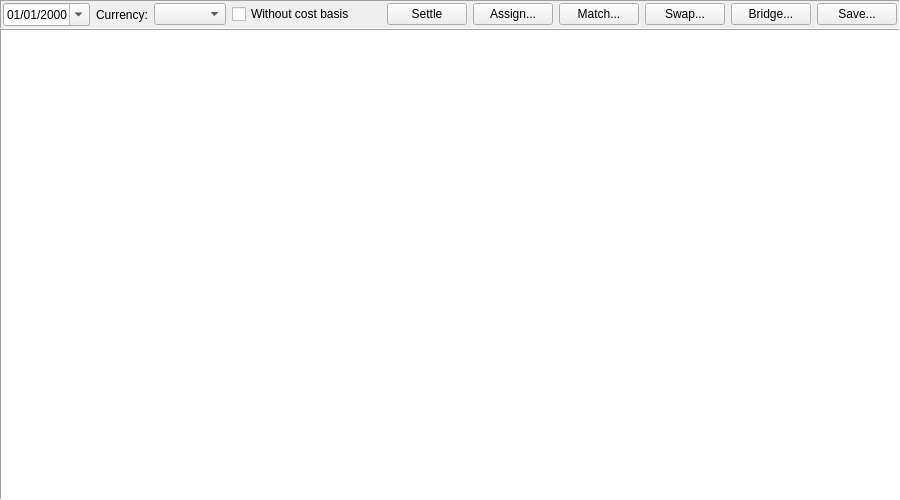
Before: the Qt Designer form jal/ui/reports/unsettled_transfers_report.ui in titov-vv/jal, drawn with Qt 5.
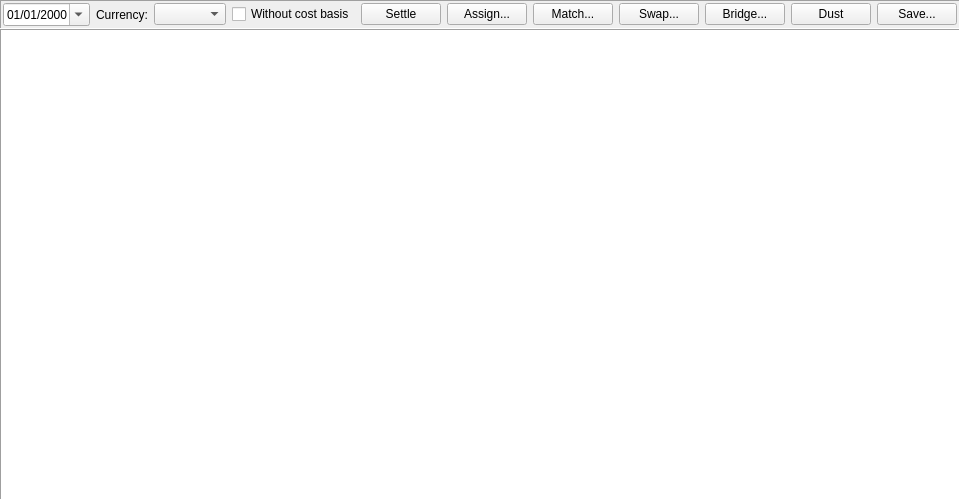
After: the same form once the commit is applied. Custom widgets are drawn as their Qt base class.

Commit message: Unsettled transfers conversion to dust attack was added

Diff of the .ui file:
```diff
--- a/jal/ui/reports/unsettled_transfers_report.ui
+++ b/jal/ui/reports/unsettled_transfers_report.ui
@@ -153,6 +153,16 @@
        </widget>
       </item>
       <item row="0" column="10">
+       <widget class="QPushButton" name="DustButton">
+        <property name="toolTip">
+         <string>Write off a leg nobody sent as the dust attack it is</string>
+        </property>
+        <property name="text">
+         <string>Dust</string>
+        </property>
+       </widget>
+      </item>
+      <item row="0" column="11">
        <widget class="QPushButton" name="SaveButton">
         <property name="text">
          <string>Save...</string>
```
The commit also changes 11 other files.
